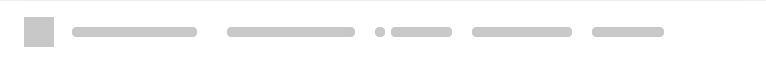
This is src/MEGASync/gui/macx/TransferManagerLoadingItem.ui in meganz/MEGAsync as Qt 5 draws it before an edit. The edited form follows.
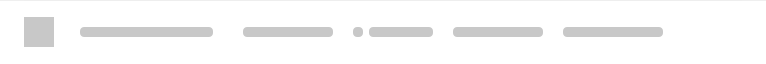
This is the edited form.

Commit message: Added new sort columns in transfer manager for Linux and MacOs

Diff of the .ui file:
```diff
--- a/src/MEGASync/gui/macx/TransferManagerLoadingItem.ui
+++ b/src/MEGASync/gui/macx/TransferManagerLoadingItem.ui
@@ -110,7 +110,7 @@
      <property name="styleSheet">
       <string notr="true">background-color: rgb(255, 255, 255);</string>
      </property>
-     <layout class="QHBoxLayout" name="stateActiveLayout">
+     <layout class="QHBoxLayout" name="stateActiveLayout" stretch="0,0,1,0,0,0,0,0,0">
       <property name="spacing">
        <number>0</number>
       </property>
@@ -121,7 +121,7 @@
        <number>0</number>
       </property>
       <property name="rightMargin">
-       <number>34</number>
+       <number>35</number>
       </property>
       <property name="bottomMargin">
        <number>0</number>
@@ -190,6 +190,22 @@
         </layout>
        </widget>
       </item>
+      <item>
+       <spacer name="horizontalSpacer">
+        <property name="orientation">
+         <enum>Qt::Horizontal</enum>
+        </property>
+        <property name="sizeType">
+         <enum>QSizePolicy::Fixed</enum>
+        </property>
+        <property name="sizeHint" stdset="0">
+         <size>
+          <width>8</width>
+          <height>0</height>
+         </size>
+        </property>
+       </spacer>
+      </item>
       <item>
        <widget class="QWidget" name="wName" native="true">
         <property name="sizePolicy">
@@ -200,7 +216,7 @@
         </property>
         <property name="minimumSize">
          <size>
-          <width>0</width>
+          <width>105</width>
           <height>36</height>
          </size>
         </property>
@@ -268,13 +284,13 @@
         </property>
         <property name="minimumSize">
          <size>
-          <width>148</width>
+          <width>110</width>
           <height>63</height>
          </size>
         </property>
         <property name="maximumSize">
          <size>
-          <width>148</width>
+          <width>110</width>
           <height>63</height>
          </size>
         </property>
@@ -330,13 +346,13 @@
         </property>
         <property name="minimumSize">
          <size>
-          <width>97</width>
+          <width>100</width>
           <height>63</height>
          </size>
         </property>
         <property name="maximumSize">
          <size>
-          <width>97</width>
+          <width>100</width>
           <height>63</height>
          </size>
         </property>
@@ -409,13 +425,13 @@
         </property>
         <property name="minimumSize">
          <size>
-          <width>120</width>
+          <width>110</width>
           <height>63</height>
          </size>
         </property>
         <property name="maximumSize">
          <size>
-          <width>120</width>
+          <width>110</width>
           <height>63</height>
          </size>
         </property>
@@ -468,13 +484,13 @@
         </property>
         <property name="minimumSize">
          <size>
-          <width>92</width>
+          <width>120</width>
           <height>63</height>
          </size>
         </property>
         <property name="maximumSize">
          <size>
-          <width>92</width>
+          <width>120</width>
           <height>63</height>
          </size>
         </property>
```
The commit also changes 12 other files.
